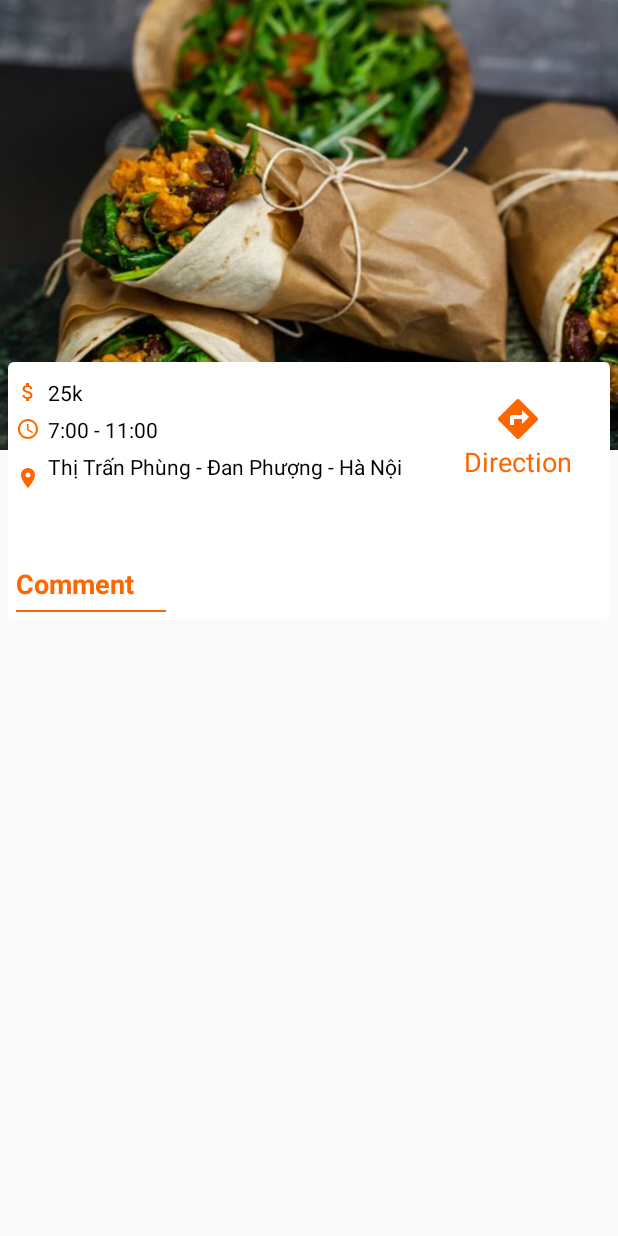
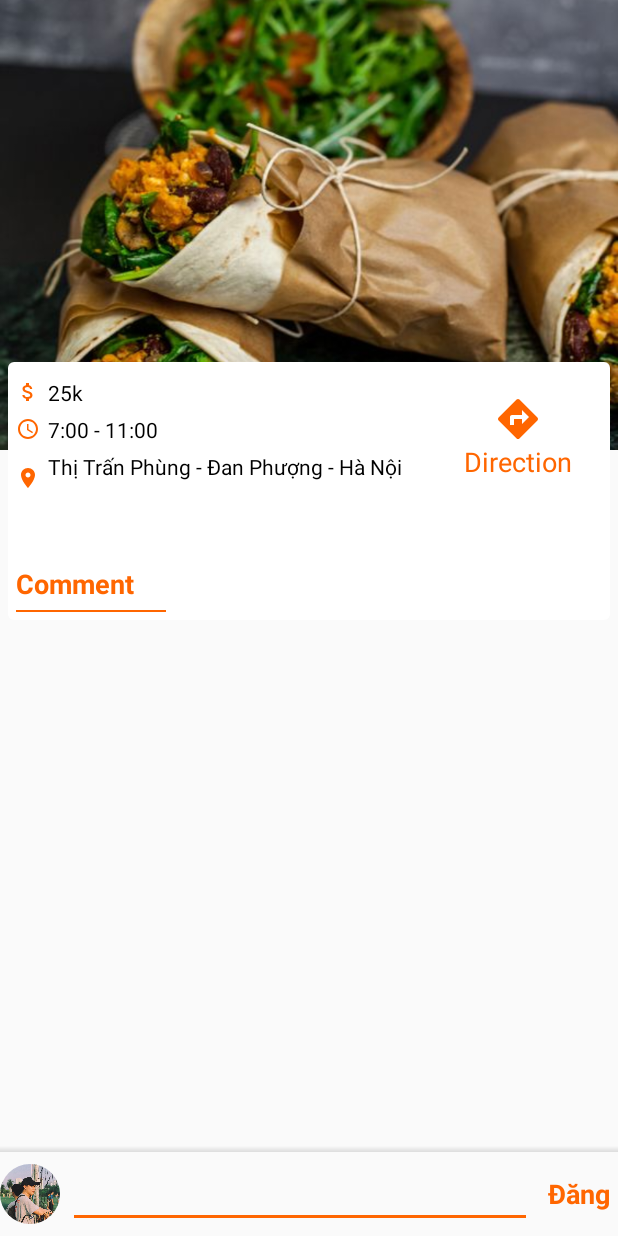
Before and after one commit to lnthe54/FoodShare, an Android app: the layout activity_detail_food.xml on its own in the app's theme, with its tools: preview values and no code run, on a phone screen of 412 x 824 dp. Run offline under Robolectric (Android 15) with nearby library versions, the phone set to English and light mode, and no system bars; network calls fail.

```diff
--- a/app/src/main/java/com/example/lnthe54/foodshare/utils/ConfigIP.java
+++ b/app/src/main/java/com/example/lnthe54/foodshare/utils/ConfigIP.java
@@ -5,5 +5,5 @@ package com.example.lnthe54.foodshare.utils;
  * @project FoodShare
  */
 public interface ConfigIP {
-    String IP_ADDRESS = "192.168.1.153";
+    String IP_ADDRESS = "192.168.1.251";
 }
--- a/app/src/main/res/layout/activity_detail_food.xml
+++ b/app/src/main/res/layout/activity_detail_food.xml
@@ -45,4 +45,18 @@
         <include layout="@layout/layout_detail_food" />
 
     </android.support.design.widget.CoordinatorLayout>
+
+    <View
+        android:id="@+id/bottom_nav_shadow"
+        android:layout_width="match_parent"
+        android:layout_height="4dp"
+        android:layout_above="@id/layout_comment"
+        android:background="@drawable/bottom_shadow" />
+
+    <include
+        android:id="@+id/layout_comment"
+        layout="@layout/layout_comment"
+        android:layout_width="match_parent"
+        android:layout_height="wrap_content"
+        android:layout_alignParentBottom="true" />
 </RelativeLayout>
--- a/app/src/main/res/layout/layout_comment.xml
+++ b/app/src/main/res/layout/layout_comment.xml
@@ -1,33 +1,34 @@
 <?xml version="1.0" encoding="utf-8"?>
 <RelativeLayout xmlns:android="http://schemas.android.com/apk/res/android"
     android:layout_width="match_parent"
-    android:layout_height="wrap_content">
+    android:layout_height="50dp"
+    android:layout_margin="5dp">
+
+    <de.hdodenhof.circleimageview.CircleImageView
+        android:id="@+id/img_avatar"
+        android:layout_width="40dp"
+        android:layout_height="40dp"
+        android:layout_centerVertical="true"
+        android:src="@drawable/avatar_demo" />
+
+    <EditText
+        android:id="@+id/input_comment"
+        android:layout_width="match_parent"
+        android:layout_height="wrap_content"
+        android:layout_centerVertical="true"
+        android:layout_margin="5dp"
+        android:layout_toLeftOf="@id/tv_post"
+        android:layout_toRightOf="@id/img_avatar" />
 
     <TextView
-        android:id="@+id/tv_desc"
-        style="?android:textAppearanceSmall"
-        android:layout_width="match_parent"
+        android:id="@+id/tv_post"
+        style="?android:textAppearanceMedium"
+        android:layout_width="wrap_content"
         android:layout_height="wrap_content"
-        android:textColor="@color/colorBlack" />
-
-    <TextView
-        android:id="@+id/tv_comment"
-        style="?android:textAppearanceMedium"
-        android:layout_width="match_parent"
-        android:layout_height="wrap_content"
-        android:layout_below="@id/tv_desc"
-        android:layout_marginTop="10dp"
-        android:text="@string/tv_comment"
-        android:textColor="@color/colorOrange"
+        android:layout_alignParentRight="true"
+        android:layout_centerVertical="true"
+        android:layout_margin="5dp"
+        android:text="@string/tv_post"
+        android:textColor="@color/colorPrimary"
         android:textStyle="bold" />
-
-    <TextView
-        android:id="@+id/line"
-        android:layout_width="100dp"
-        android:layout_height="1dp"
-        android:layout_below="@id/tv_comment"
-        android:layout_alignLeft="@id/tv_comment"
-        android:layout_marginTop="5dp"
-        android:background="@color/colorOrange" />
-
 </RelativeLayout>
--- a/app/src/main/res/layout/layout_detail_food.xml
+++ b/app/src/main/res/layout/layout_detail_food.xml
@@ -28,7 +28,7 @@
 
             <include
                 android:id="@+id/layout_comment"
-                layout="@layout/layout_comment"
+                layout="@layout/layout_list_comment"
                 android:layout_width="match_parent"
                 android:layout_height="wrap_content"
                 android:layout_below="@id/layout_infor"
--- /dev/null
+++ b/app/src/main/res/layout/layout_list_comment.xml
@@ -0,0 +1,33 @@
+<?xml version="1.0" encoding="utf-8"?>
+<RelativeLayout xmlns:android="http://schemas.android.com/apk/res/android"
+    android:layout_width="match_parent"
+    android:layout_height="wrap_content">
+
+    <TextView
+        android:id="@+id/tv_desc"
+        style="?android:textAppearanceSmall"
+        android:layout_width="match_parent"
+        android:layout_height="wrap_content"
+        android:textColor="@color/colorBlack" />
+
+    <TextView
+        android:id="@+id/tv_comment"
+        style="?android:textAppearanceMedium"
+        android:layout_width="match_parent"
+        android:layout_height="wrap_content"
+        android:layout_below="@id/tv_desc"
+        android:layout_marginTop="10dp"
+        android:text="@string/tv_comment"
+        android:textColor="@color/colorOrange"
+        android:textStyle="bold" />
+
+    <TextView
+        android:id="@+id/line"
+        android:layout_width="100dp"
+        android:layout_height="1dp"
+        android:layout_below="@id/tv_comment"
+        android:layout_alignLeft="@id/tv_comment"
+        android:layout_marginTop="5dp"
+        android:background="@color/colorOrange" />
+
+</RelativeLayout>
--- a/app/src/main/res/values/strings.xml
+++ b/app/src/main/res/values/strings.xml
@@ -84,4 +84,5 @@
     <string name="hint_time_start">0:00 AM</string>
     <string name="hint_et_name">Name</string>
     <string name="hint_password_cf">Confirm Password</string>
+    <string name="tv_post">Đăng</string>
 </resources>
```
Also changed, not shown: app/src/main/java/com/example/lnthe54/foodshare/model/User.java (added, +48 -0 lines), app/src/main/java/com/example/lnthe54/foodshare/utils/RequestHandler.java (added, +88 -0 lines), app/src/main/java/com/example/lnthe54/foodshare/utils/SharedPreManager.java (added, +70 -0 lines), app/src/main/java/com/example/lnthe54/foodshare/view/fragment/FragmentSignIn.java (+91 -40 lines).
